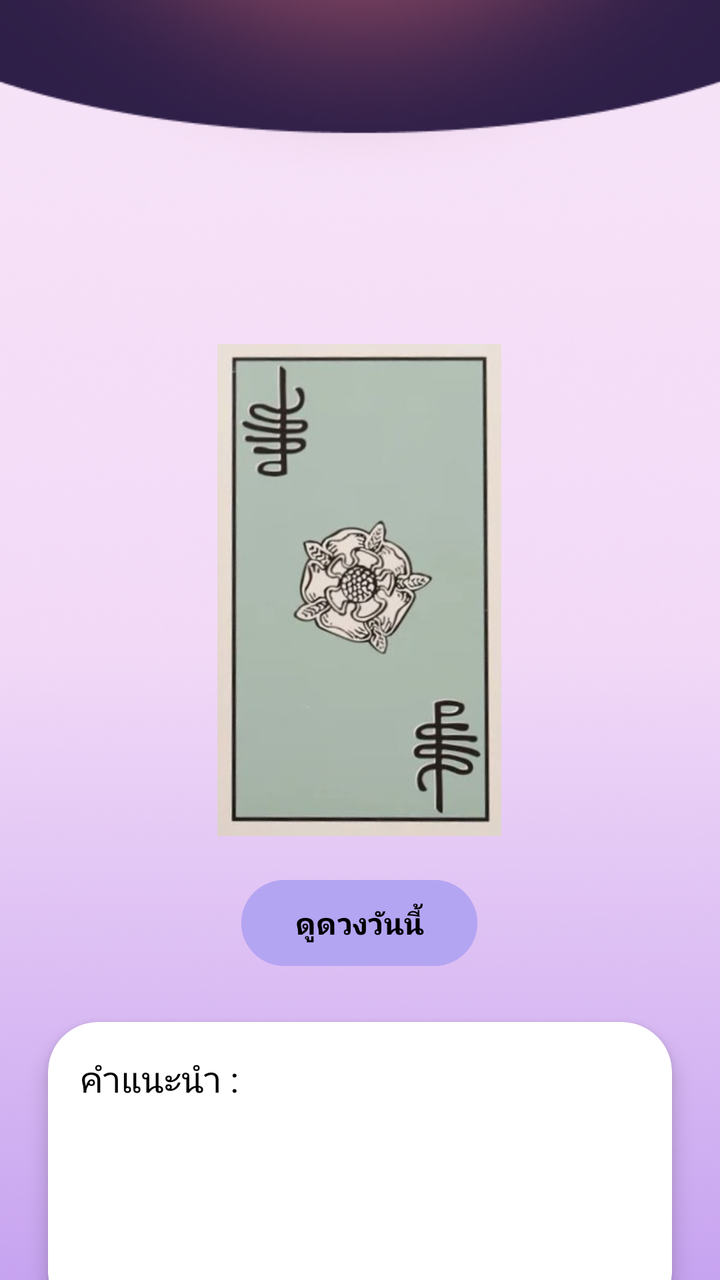
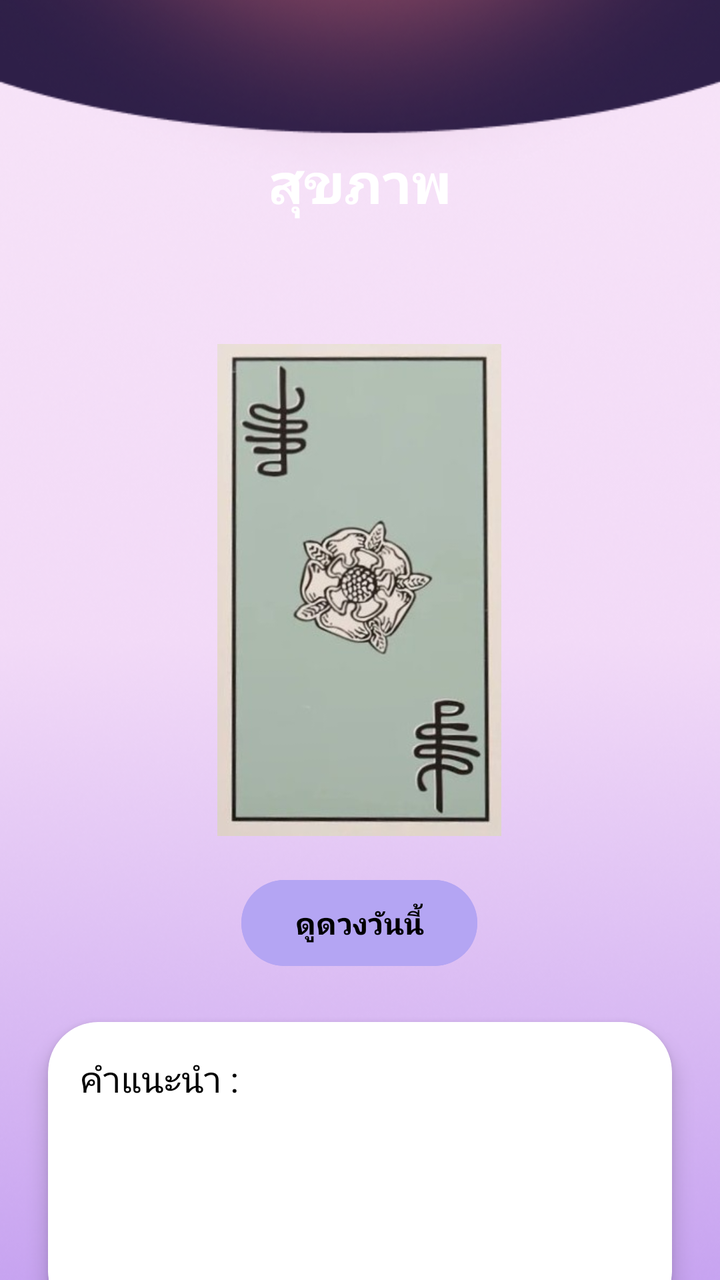

The first picture is an Android layout as it rendered before a commit; the second is the same layout after the commit. The layout source and the unified diff follow.
<!-- AndroidManifest.xml: application theme Theme.Dara -->
<!-- res/layout/fragment_health.xml -->
<?xml version="1.0" encoding="utf-8"?>
<androidx.constraintlayout.widget.ConstraintLayout xmlns:android="http://schemas.android.com/apk/res/android"
    xmlns:app="http://schemas.android.com/apk/res-auto"
    xmlns:tools="http://schemas.android.com/tools"
    android:layout_width="match_parent"
    android:layout_height="match_parent"
    android:backgroundTint="#FFFFFF"
    tools:context=".WorkFragment">

    

    <ImageView
        android:id="@+id/imageView"
        android:layout_width="0dp"
        android:layout_height="0dp"
        android:scaleType="centerCrop"
        app:layout_constraintBottom_toBottomOf="parent"
        app:layout_constraintEnd_toEndOf="parent"
        app:layout_constraintHorizontal_bias="0.0"
        app:layout_constraintStart_toStartOf="parent"
        app:layout_constraintTop_toTopOf="parent"
        app:layout_constraintVertical_bias="0.0"
        app:srcCompat="@drawable/wallpaper_random" />

    <Button
        android:id="@+id/btn_next"
        android:layout_width="119dp"
        android:layout_height="57dp"
        android:layout_marginStart="232dp"
        android:layout_marginTop="676dp"
        android:backgroundTint="#502342"
        android:fontFamily="@font/montserrat_bold"
        android:text="ถัดไป"
        android:textFontWeight="700"
        android:textSize="16sp"
        app:layout_constraintStart_toStartOf="parent"
        app:layout_constraintTop_toTopOf="parent" />

    <ImageView
        android:id="@+id/img_card"
        android:layout_width="142dp"
        android:layout_height="246dp"
        android:layout_marginTop="172dp"
        android:src="@drawable/backcard"
        app:layout_constraintEnd_toEndOf="parent"
        app:layout_constraintHorizontal_bias="0.498"
        app:layout_constraintStart_toStartOf="parent"
        app:layout_constraintTop_toTopOf="parent" />

    <Button
        android:id="@+id/btn_Ora"
        android:layout_width="118dp"
        android:layout_height="51dp"
        android:layout_marginTop="436dp"
        android:backgroundTint="#B4A5F3"
        android:text="ดูดวงวันนี้"
        android:fontFamily="@font/montserrat_bold"
        android:textFontWeight="700"
        android:textSize="15sp"
        android:textColor="#000000"
        app:layout_constraintEnd_toEndOf="parent"
        app:layout_constraintHorizontal_bias="0.498"
        app:layout_constraintStart_toStartOf="parent"
        app:layout_constraintTop_toTopOf="parent" />

    <androidx.cardview.widget.CardView
        android:id="@+id/cardAdvice"
        android:layout_width="0dp"
        android:layout_height="150dp"
        android:layout_margin="24dp"
        app:cardBackgroundColor="#FFFFFF"
        app:cardCornerRadius="25dp"
        app:cardElevation="6dp"

        app:layout_constraintTop_toBottomOf="@id/btn_Ora"
        app:layout_constraintStart_toStartOf="parent"
        app:layout_constraintEnd_toEndOf="parent">

        <LinearLayout
            android:layout_width="match_parent"
            android:layout_height="match_parent"
            android:orientation="horizontal"
            android:padding="16dp">

            <TextView
                android:layout_width="wrap_content"
                android:layout_height="wrap_content"
                android:text="คำแนะนำ : "
                android:textColor="#000"
                android:textSize="18sp" />

            <TextView
                android:id="@+id/textAdvice"
                android:layout_width="wrap_content"
                android:layout_height="wrap_content"
                android:text=""
                android:textColor="#000"
                android:textSize="18sp" />

        </LinearLayout>

    </androidx.cardview.widget.CardView>

    <Button
        android:id="@+id/btn_back"
        android:layout_width="119dp"
        android:layout_height="57dp"
        android:layout_marginStart="56dp"
        android:layout_marginTop="676dp"
        android:backgroundTint="#FFFFFF"
        android:fontFamily="@font/montserrat_bold"
        android:text="กลับ"
        android:textColor="#000000"
        android:textFontWeight="700"
        android:textSize="16sp"
        app:layout_constraintStart_toStartOf="parent"
        app:layout_constraintTop_toTopOf="parent" />


</androidx.constraintlayout.widget.ConstraintLayout>
<!-- resources referenced by this layout -->
<resources>
  <!-- drawable backcard: jpg bitmap (drawable, 19960 bytes) -->
  <!-- drawable wallpaper_random: png bitmap (drawable, 237534 bytes) -->
  <style name="Theme.Dara" parent="Base.Theme.Dara" />
  <style name="Base.Theme.Dara" parent="Theme.Material3.DayNight.NoActionBar">
          
          
      </style>
</resources>

<!-- the commit's change to res/layout/fragment_health.xml (unified diff, before → after) -->
@@ -116,5 +116,19 @@
         app:layout_constraintStart_toStartOf="parent"
         app:layout_constraintTop_toTopOf="parent" />
 
+    <TextView
+        android:id="@+id/textView3"
+        android:layout_width="wrap_content"
+        android:layout_height="wrap_content"
+        android:layout_marginTop="72dp"
+        android:fontFamily="@font/montserrat_bold"
+        android:text="สุขภาพ"
+        android:textColor="#FFFFFF"
+        android:textFontWeight="700"
+        android:textSize="28sp"
+        app:layout_constraintEnd_toEndOf="parent"
+        app:layout_constraintStart_toStartOf="parent"
+        app:layout_constraintTop_toTopOf="parent" />
+
 
 </androidx.constraintlayout.widget.ConstraintLayout>
